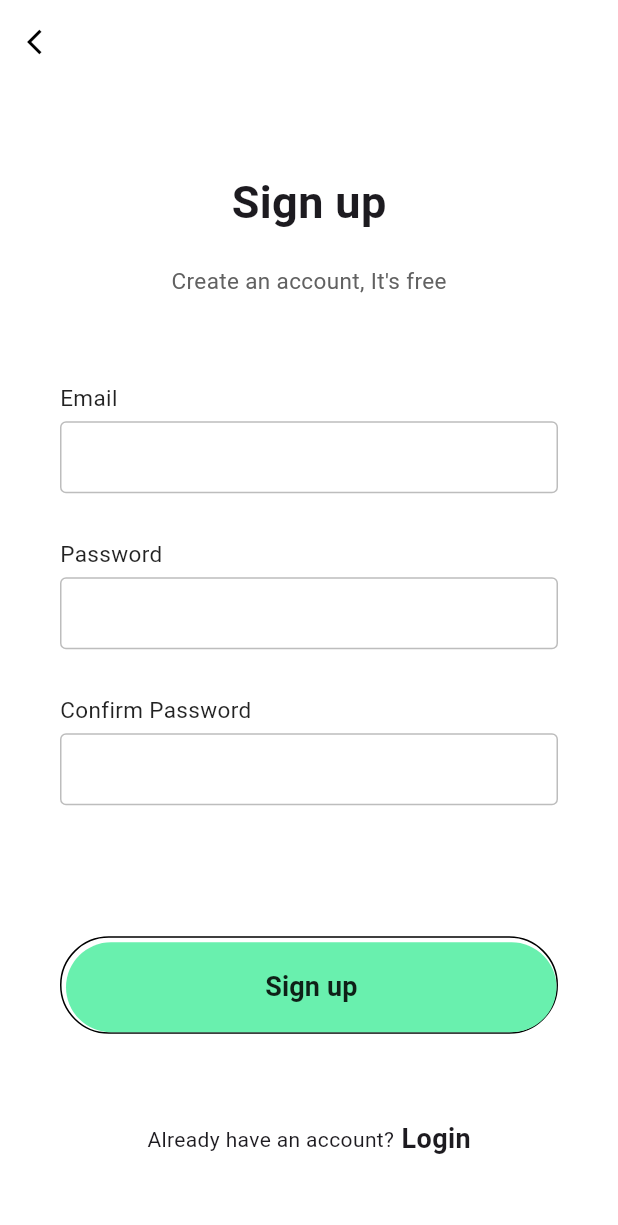
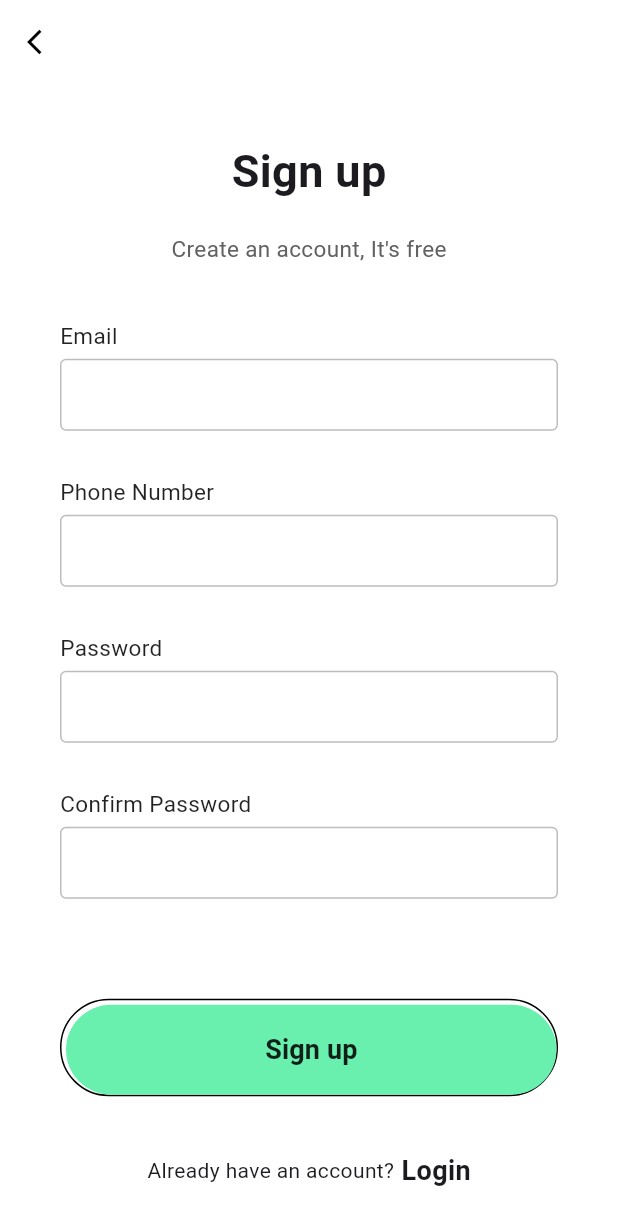
Before and after one commit to CBSE-summer2024/team6, a Flutter app: the SignupPage screen opened directly, on a phone screen of 412 x 824 dp. Shown: the top 1225 px of the screen. Run offline on Flutter 3.47's test engine with Material 3 defaults, Android fonts, the phone set to English and light mode, and no system bars.

```diff
--- a/declarative_mobile_frameworks-main/lib/signup_page.dart
+++ b/declarative_mobile_frameworks-main/lib/signup_page.dart
@@ -13,12 +13,12 @@ class SignupPage extends StatelessWidget {
           onPressed: () {
             Navigator.pop(context);
           },
-          icon: Icon(Icons.arrow_back_ios, size: 20, color: Colors.black,),
+          icon: const Icon(Icons.arrow_back_ios, size: 20, color: Colors.black,),
         ),
       ),
       body: SingleChildScrollView(
         child: Container(
-          padding: EdgeInsets.symmetric(horizontal: 40),
+          padding: const EdgeInsets.symmetric(horizontal: 40),
           height: MediaQuery.of(context).size.height - 50,
           width: double.infinity,
           child: Column(
@@ -26,14 +26,14 @@ class SignupPage extends StatelessWidget {
             children: <Widget>[
               Column(
                 children: <Widget>[
-                  Text(
+                  const Text(
                     "Sign up",
                     style: TextStyle(
                       fontSize: 30,
                       fontWeight: FontWeight.bold,
                     ),
                   ),
-                  SizedBox(height: 20,),
+                  const SizedBox(height: 20,),
                   Text(
                     "Create an account, It's free",
                     style: TextStyle(
@@ -46,15 +46,16 @@ class SignupPage extends StatelessWidget {
               Column(
                 children: <Widget>[
                   makeInput(label: "Email"),
+                  makeInput(label: "Phone Number"),
                   makeInput(label: "Password", obscureText: true),
                   makeInput(label: "Confirm Password", obscureText: true),
                 ],
               ),
               Container(
-                padding: EdgeInsets.only(top: 3, left: 3),
+                padding: const EdgeInsets.only(top: 3, left: 3),
                 decoration: BoxDecoration(
                   borderRadius: BorderRadius.circular(50),
-                  border: Border(
+                  border: const Border(
                     bottom: BorderSide(color: Colors.black),
                     top: BorderSide(color: Colors.black),
                     left: BorderSide(color: Colors.black),
@@ -64,13 +65,15 @@ class SignupPage extends StatelessWidget {
                 child: MaterialButton(
                   minWidth: double.infinity,
                   height: 60,
-                  onPressed: () {},
+                  onPressed: () {
+                    Navigator.pop(context);
+                  },
                   color: Colors.greenAccent,
                   elevation: 0,
                   shape: RoundedRectangleBorder(
                     borderRadius: BorderRadius.circular(50),
                   ),
-                  child: Text(
+                  child: const Text(
                     "Sign up",
                     style: TextStyle(
                       fontWeight: FontWeight.w600,
@@ -82,12 +85,17 @@ class SignupPage extends StatelessWidget {
               Row(
                 mainAxisAlignment: MainAxisAlignment.center,
                 children: <Widget>[
-                  Text("Already have an account?"),
-                  Text(
-                    " Login",
-                    style: TextStyle(
-                      fontWeight: FontWeight.w600,
-                      fontSize: 18,
+                  const Text("Already have an account?"),
+                  GestureDetector(
+                    onTap: () {
+                      Navigator.pop(context);
+                    },
+                    child: const Text(
+                      " Login",
+                      style: TextStyle(
+                        fontWeight: FontWeight.w600,
+                        fontSize: 18,
+                      ),
                     ),
                   ),
                 ],
@@ -99,23 +107,23 @@ class SignupPage extends StatelessWidget {
     );
   }
 
-  Widget makeInput({label, obscureText = false}) {
+  Widget makeInput({required String label, bool obscureText = false}) {
     return Column(
       crossAxisAlignment: CrossAxisAlignment.start,
       children: <Widget>[
         Text(
           label,
-          style: TextStyle(
+          style: const TextStyle(
             fontSize: 15,
             fontWeight: FontWeight.w400,
             color: Colors.black87,
           ),
         ),
-        SizedBox(height: 5,),
+        const SizedBox(height: 5,),
         TextField(
           obscureText: obscureText,
           decoration: InputDecoration(
-            contentPadding: EdgeInsets.symmetric(vertical: 0, horizontal: 10),
+            contentPadding: const EdgeInsets.symmetric(vertical: 0, horizontal: 10),
             enabledBorder: OutlineInputBorder(
               borderSide: BorderSide(color: Colors.grey.shade400),
             ),
@@ -124,7 +132,7 @@ class SignupPage extends StatelessWidget {
             ),
           ),
         ),
-        SizedBox(height: 30,),
+        const SizedBox(height: 30,),
       ],
     );
   }
```
Also changed, not shown: declarative_mobile_frameworks-main/lib/login_page.dart (+17 -8 lines), 1 other file.
